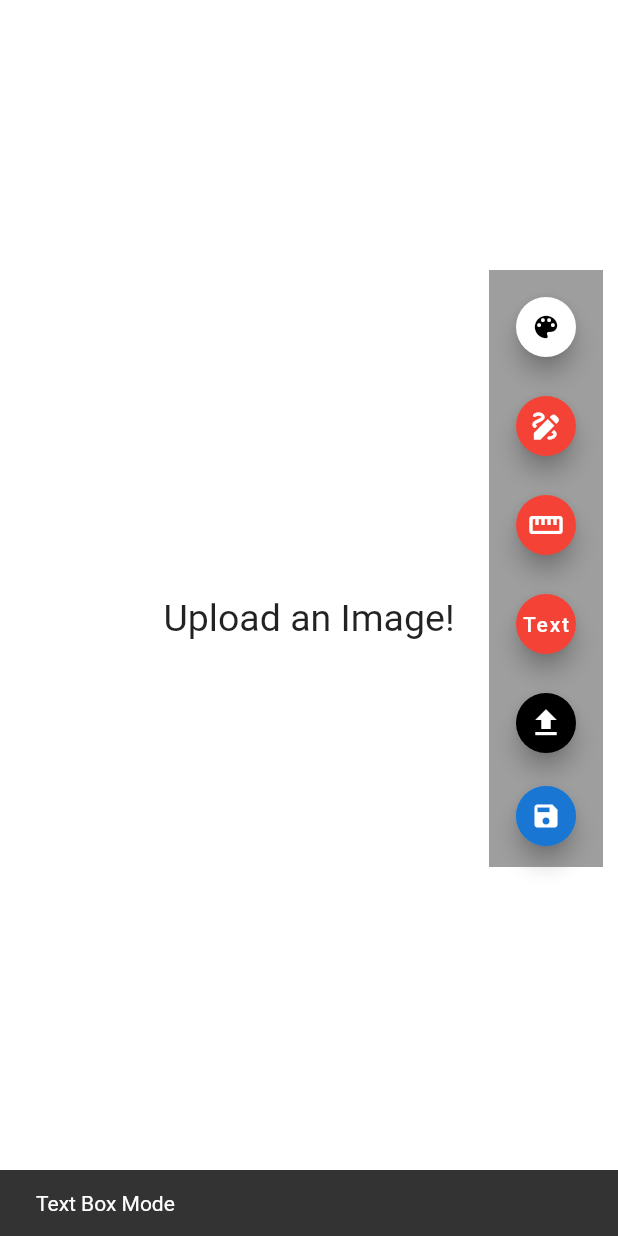
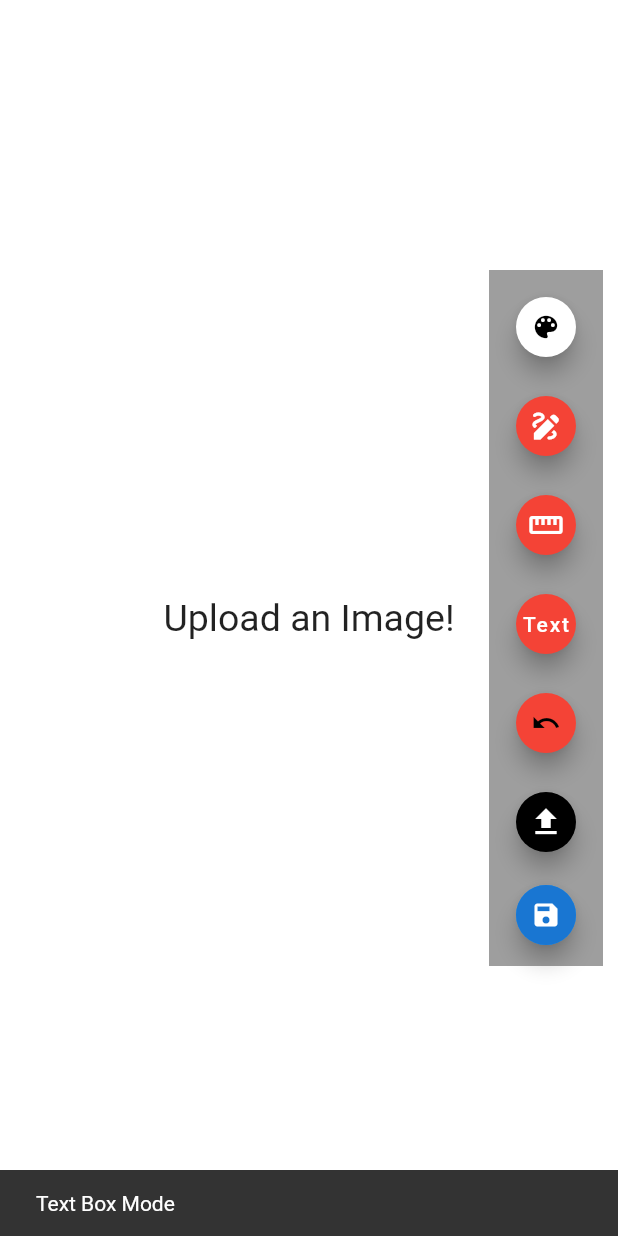
Before and after one commit to JosephSafouri/OXO-2123, a Flutter app: the screen it shows after launch, after a tap on "Text", on a phone screen of 412 x 824 dp. Run offline on Flutter 3.47's test engine with Material 2 defaults, Android fonts, the phone set to English and light mode, and no system bars; drawn by our look-alikes of screenshot; our stand-ins replace flutter_colorpicker, image_gallery_saver, image_picker.

Commit message:
Measurement scaling and undo

```diff
--- a/flutter-app/flutter_drawing_app/starter/lib/drawing_page.dart
+++ b/flutter-app/flutter_drawing_app/starter/lib/drawing_page.dart
@@ -38,6 +38,7 @@ class _DrawingPageState extends State<DrawingPage> {
   ImagePicker picker = ImagePicker();
   File? displayImage;
   GlobalKey _globalKey = new GlobalKey();
+  List<Status> actionsStack = <Status>[];
   List<DrawnLine> lines = <DrawnLine>[];
   List<TextBox> textBoxes = <TextBox>[];
   DrawnLine line = DrawnLine([], Colors.white, 0, LineType.free_draw);
@@ -110,6 +111,28 @@ class _DrawingPageState extends State<DrawingPage> {
     }
   }
 
+  Future undo(Status recentAction) async {
+    switch(recentAction) {
+      case Status.text_field: {
+        textBoxes.removeLast();
+        print("removing text box");
+      }
+      break;
+      case Status.line_drawing: {
+        if (!lines.isEmpty) {
+          line = DrawnLine([], Colors.white, 0, LineType.free_draw);
+          lines.removeLast();
+          print("removing straight line");
+        }
+      }
+      break;
+
+      default: {
+        print("Nothing to remove");
+      }
+    }
+  }
+
   /*
   * This method allows the user to begin drawing a line by
   * using two variables which track the user's input and
@@ -172,6 +195,8 @@ class _DrawingPageState extends State<DrawingPage> {
       print('User has ended drawing');
       lines.add(line);
       linesStreamController.add(lines);
+
+      actionsStack.add(Status.line_drawing);
     }
   }
 
@@ -252,6 +277,8 @@ class _DrawingPageState extends State<DrawingPage> {
             SizedBox(height: space_between),
             buildTextFieldButton(),
             SizedBox(height: space_between),
+            buildUndoButton(),
+            SizedBox(height: space_between),
             buildUploadButton(),
             SizedBox(height: space_between),
             buildSaveButton(),
@@ -317,11 +344,41 @@ class _DrawingPageState extends State<DrawingPage> {
               )
           );
           setState(() {
-            if (this.displayImage != null)
+            if (this.displayImage != null) {
               textBoxes.add(TextBox(selectedColor));
+              actionsStack.add(Status.text_field);
+            }
           });
         },
         child: Text('Text'),
+      ),
+    );
+  }
+
+  Widget buildUndoButton() {
+    return Padding(
+      padding: const EdgeInsets.all(4.0),
+      child: FloatingActionButton(
+        mini: true,
+        backgroundColor: selectedColor,
+        child: Icon(
+          Icons.undo,
+          size: 20.0,
+          color: Colors.black,
+        ),
+        onPressed: () {
+          ScaffoldMessenger.of(context).showSnackBar(
+              SnackBar(
+                  content: const Text("Undo")
+              )
+          );
+          setState(() {
+            if (this.displayImage != null) {
+              Status recentAction = actionsStack.removeLast();
+              undo(recentAction);
+            }
+          });
+        },
       ),
     );
   }
```
